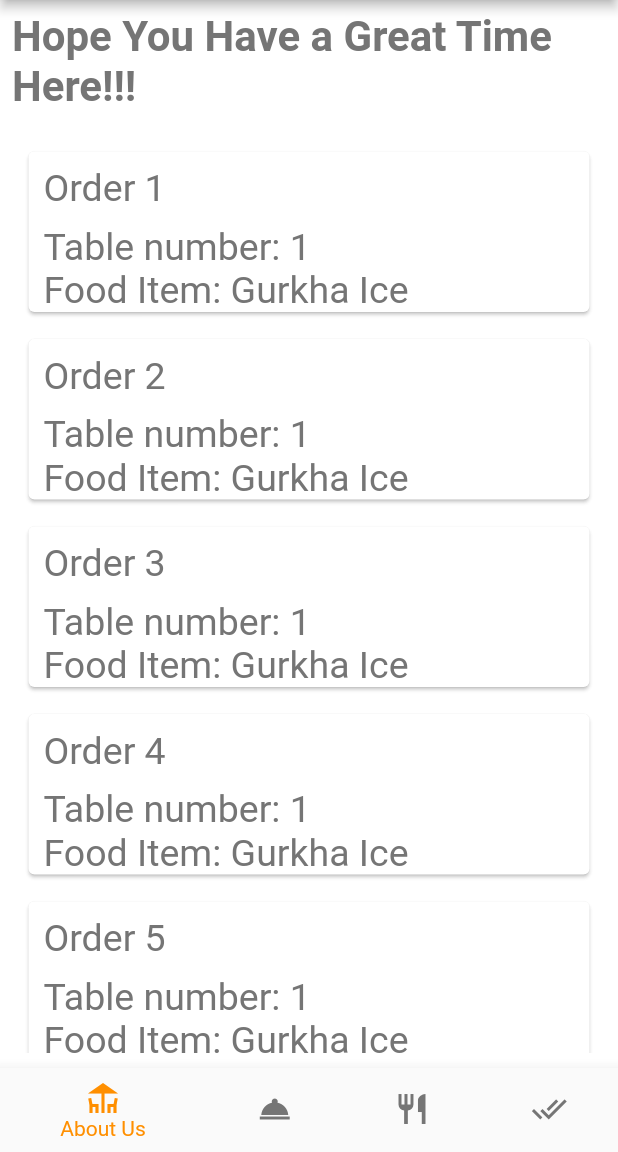
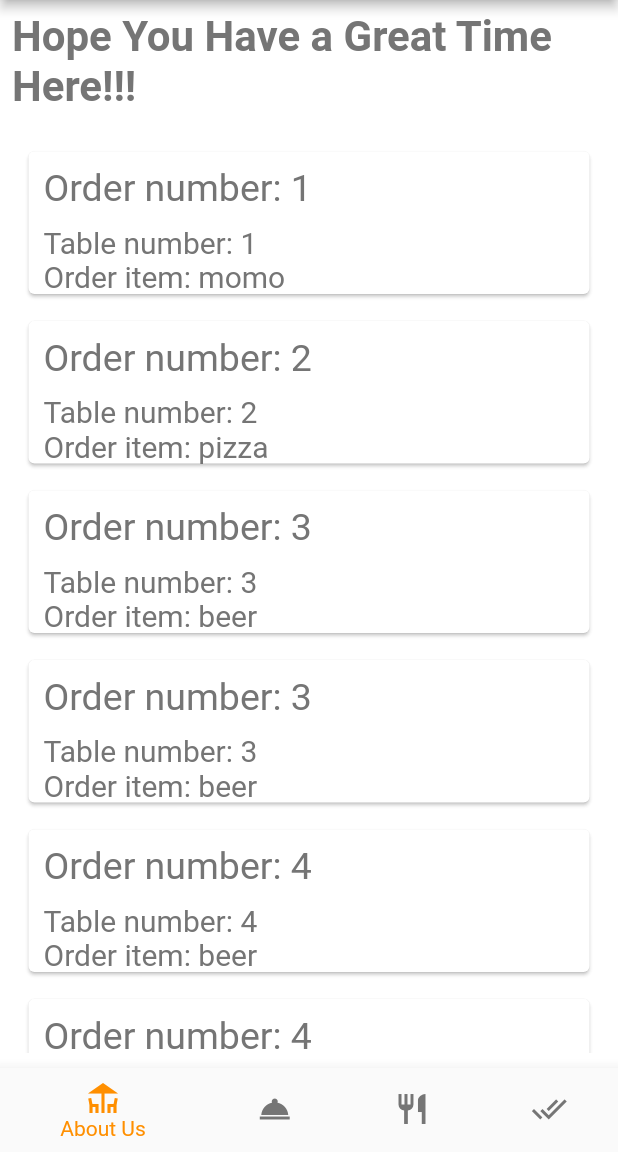
Before and after one commit to Samyush/anupa_customers, a Flutter app: the screen it shows after launch, on a phone screen of 412 x 824 dp, the part 84-1236 px from its top. Run offline on Flutter 3.47's test engine with Material 2 defaults, Android fonts, the phone set to English and light mode, and no system bars; Roboto replaces fonts that are missing (BrandonText).

Commit message:
adding upon orders list

```diff
--- a/lib/builder/halfPageBuilderinsideList.dart
+++ b/lib/builder/halfPageBuilderinsideList.dart
@@ -12,7 +12,7 @@ class HalfPageUiBuilderInsideList extends StatelessWidget {
       child: Padding(
         padding: const EdgeInsets.all(10.0),
         child: ListView.builder(
-            itemCount: orderList.length,
+            itemCount: ordersList.length,
             itemBuilder: (BuildContext context, int index) {
               return Padding(
                 padding: const EdgeInsets.all(5.0),
@@ -25,22 +25,25 @@ class HalfPageUiBuilderInsideList extends StatelessWidget {
                       Padding(
                         padding: const EdgeInsets.all(10.0),
                         child: Text(
-                          orderList[index],
+                          'Order number: ' + ordersList[index]['orderNo'],
                           style: TextStyle(fontSize: 25),
                         ),
                       ),
                       Padding(
                         padding: const EdgeInsets.only(left: 10.0),
                         child: Text(
-                          'Table number: 1',
-                          style: TextStyle(fontSize: 25),
+                          'Table number: ' + ordersList[index]['tableNo'],
+
+                          //'Table number: 1',
+                          style: TextStyle(fontSize: 20),
                         ),
                       ),
                       Padding(
                         padding: const EdgeInsets.only(left: 10.0),
                         child: Text(
-                          'Food Item: Gurkha Ice',
-                          style: TextStyle(fontSize: 25),
+                          'Order item: ' + ordersList[index]['foodName'],
+                          //'Food Item: Gurkha Ice',
+                          style: TextStyle(fontSize: 20),
                         ),
                       ),
                     ],
--- a/lib/resources/appList.dart
+++ b/lib/resources/appList.dart
@@ -15,17 +15,37 @@ List orderList = [
 List ordersList = [
   {
     'orderNo': '1',
-    'tableNo': '3',
-    'foodName': 'foods 1',
+    'tableNo': '1',
+    'foodName': 'momo',
   },
   {
-    'orderNo': '1',
-    'tableNo': '3',
-    'foodName': 'foods 1',
+    'orderNo': '2',
+    'tableNo': '2',
+    'foodName': 'pizza',
   },
   {
-    'orderNo': '1',
+    'orderNo': '3',
     'tableNo': '3',
-    'foodName': 'foods 1',
+    'foodName': 'beer',
+  },
+  {
+    'orderNo': '3',
+    'tableNo': '3',
+    'foodName': 'beer',
+  },
+  {
+    'orderNo': '4',
+    'tableNo': '4',
+    'foodName': 'beer',
+  },
+  {
+    'orderNo': '4',
+    'tableNo': '4',
+    'foodName': 'beer',
+  },
+  {
+    'orderNo': '4',
+    'tableNo': '4',
+    'foodName': 'beer',
   },
 ];
```
